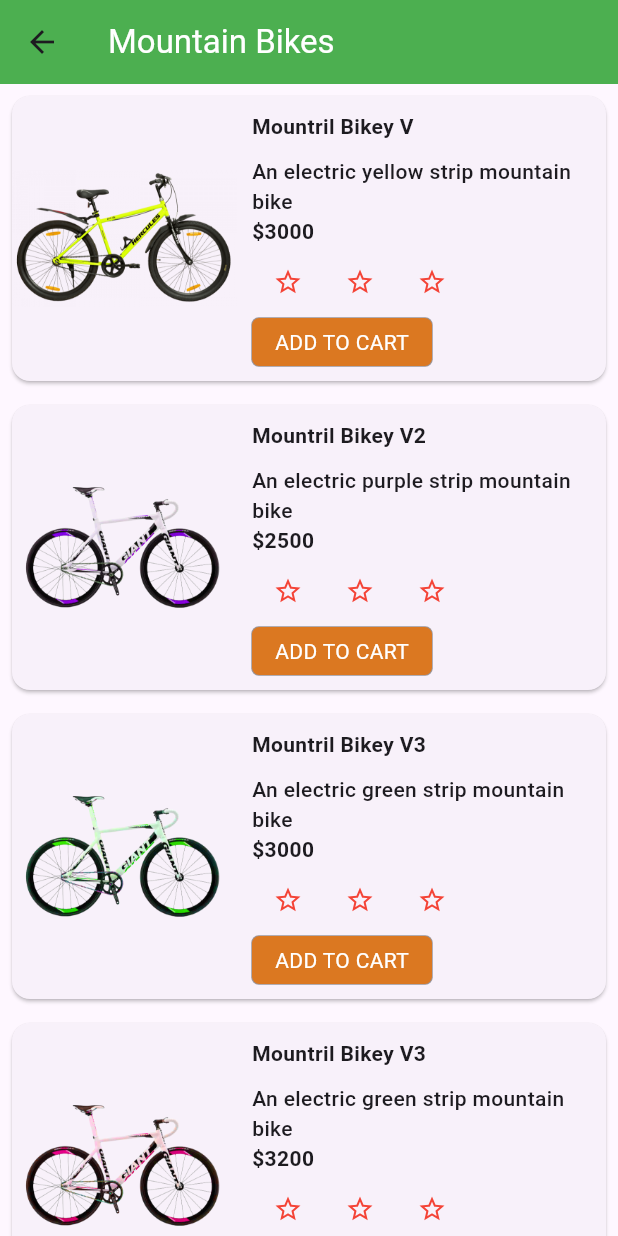
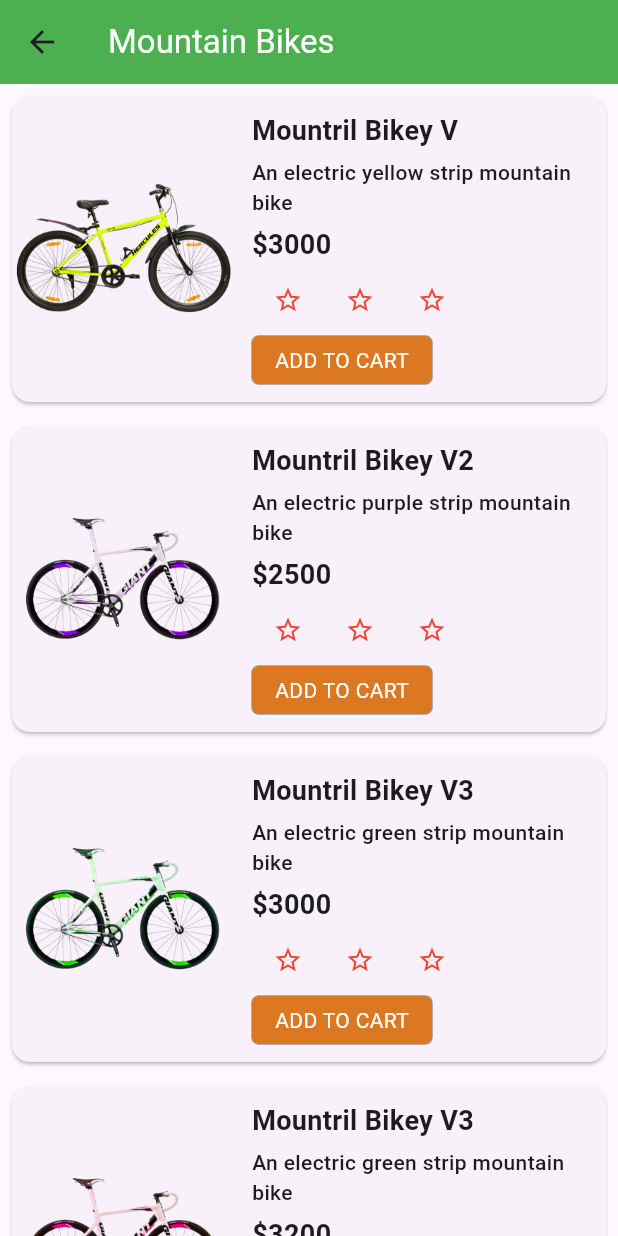
Before and after one commit to Tosin8/tutorialspoint_demo, a Flutter app: the screen it shows after launch, in the side drawer, after a tap on "Mountain Bike", on a phone screen of 412 x 824 dp. Run offline on Flutter 3.47's test engine with Material 3 defaults, Android fonts, the phone set to English and light mode, and no system bars.

Commit message:
Refactoring front page

```diff
--- a/lib/screen/home_page.dart
+++ b/lib/screen/home_page.dart
@@ -40,6 +40,8 @@ class _HomePageState extends State<HomePage> {
           ],
         ),
         body: ListView(
+          shrinkWrap: true,
+          padding: EdgeInsets.fromLTRB(2, 10, 2, 10),
           children: [
             ProductBox(
               name: 'Mountril Bikey V',
--- a/lib/screen/product_category/constants.dart
+++ b/lib/screen/product_category/constants.dart
@@ -1,5 +1,5 @@
 import 'package:flutter/cupertino.dart';
 
 // ignore: constant_identifier_names
-const ProductMainText = TextStyle(fontWeight: FontWeight.bold);
+const ProductMainText = TextStyle(fontWeight: FontWeight.bold, fontSize: 18);
 const ProductSubText = TextStyle(fontWeight: FontWeight.w500);
--- a/lib/screen/widget.dart
+++ b/lib/screen/widget.dart
@@ -16,7 +16,7 @@ class Bikey_Drawer extends StatelessWidget {
         height: 100,
         child: DrawerHeader(
           decoration: BoxDecoration(
-            color: Colors.green,
+            color: Colors.blueAccent,
           ),
           child: Row(
             children: [
@@ -235,8 +235,12 @@ class ProductBox extends StatelessWidget {
                 mainAxisAlignment: MainAxisAlignment.spaceBetween,
                 children: [
                   Text(name, style: ProductMainText),
-                  const SizedBox(height: 10),
-                  Text(description, style: ProductSubText),
+                  const SizedBox(height: 5),
+                  Text(
+                    description,
+                    style: ProductSubText,
+                  ),
+                  const SizedBox(height: 5),
                   Text(
                     '\$$price',
                     style: ProductMainText,
@@ -264,7 +268,8 @@ class ProductBox extends StatelessWidget {
                         ),
                       ),
                     ),
-                  )
+                  ),
+                  SizedBox(height: 2),
                 ],
               ),
             ),
```
